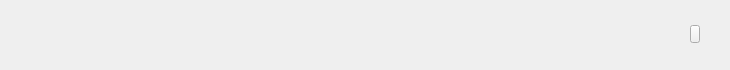
First picture: the form in src/ZcloudEntCenter/MemberItemWidget.ui, repository gispda/ZcloudDesk, before the edit.
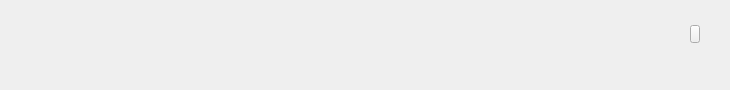
Second picture: the form after the edit. Icons and pictures are not drawn.

Patch:
```diff
--- a/src/ZcloudEntCenter/MemberItemWidget.ui
+++ b/src/ZcloudEntCenter/MemberItemWidget.ui
@@ -7,7 +7,7 @@
     <x>0</x>
     <y>0</y>
     <width>730</width>
-    <height>70</height>
+    <height>90</height>
    </rect>
   </property>
   <property name="sizePolicy">
@@ -19,13 +19,13 @@
   <property name="minimumSize">
    <size>
     <width>730</width>
-    <height>70</height>
+    <height>90</height>
    </size>
   </property>
   <property name="maximumSize">
    <size>
     <width>730</width>
-    <height>70</height>
+    <height>90</height>
    </size>
   </property>
   <property name="windowTitle">
```
